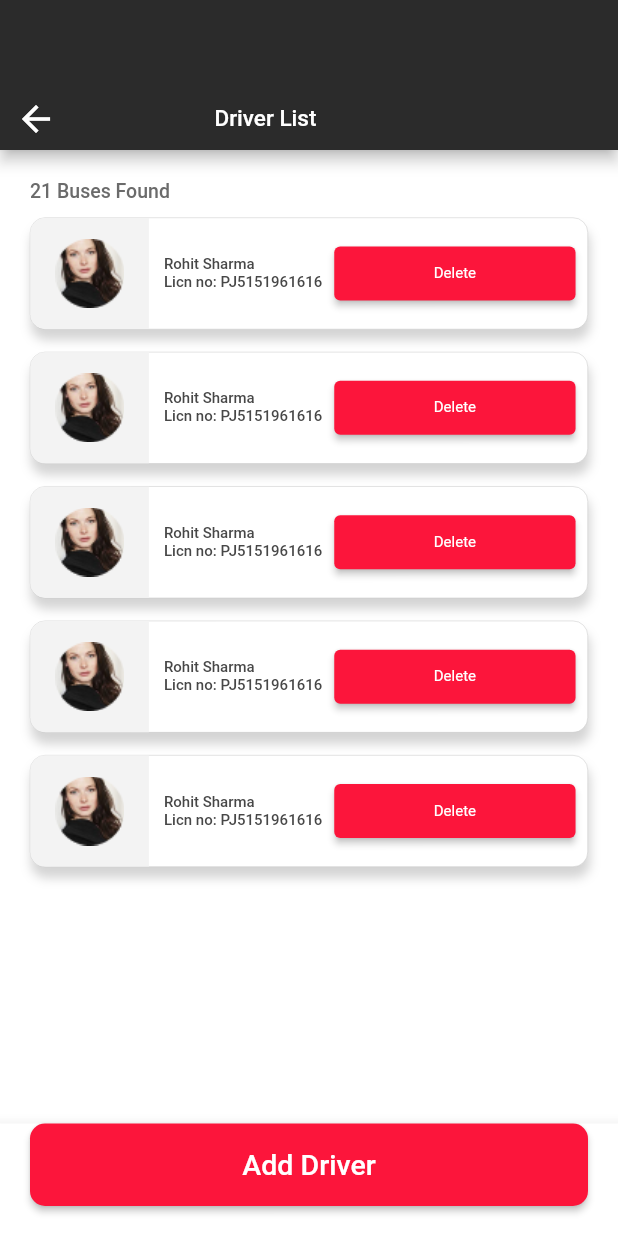
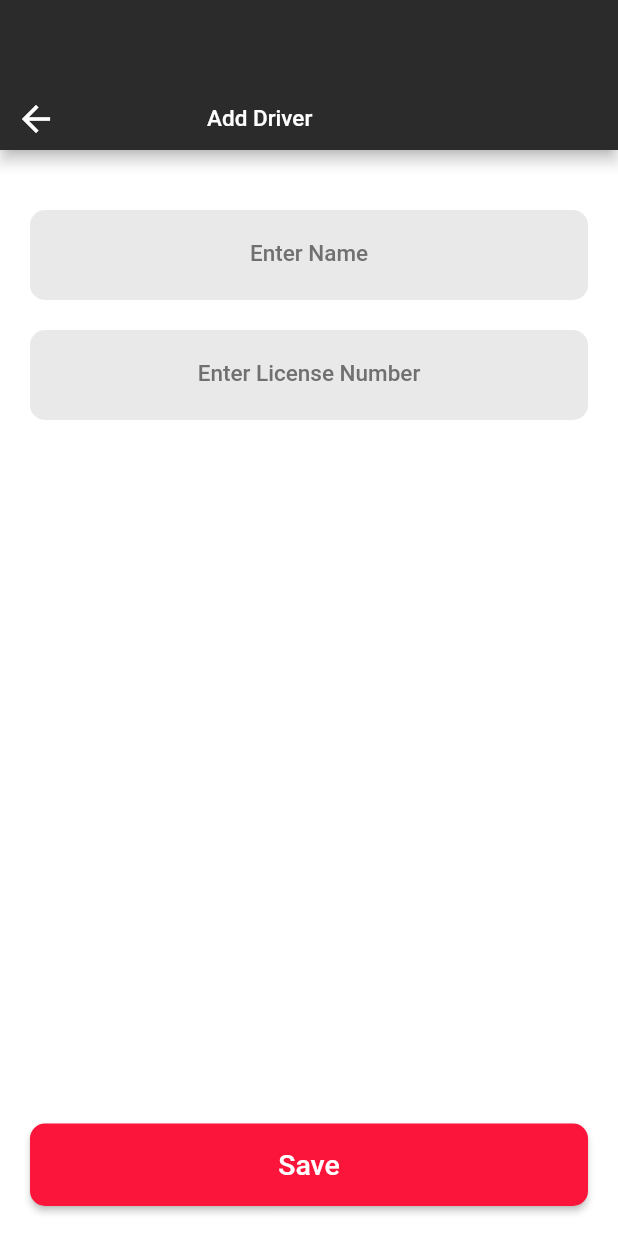
Before and after one commit to rasinchungath/movbee-flutter-test, a Flutter app: the DriversList screen opened by its route, after a tap on "Add Driver", on a phone screen of 412 x 824 dp. Run offline on Flutter 3.47's test engine with Material 2 defaults, Android fonts, the phone set to English and light mode, and no system bars.

Commit message:
UI Completed

```diff
--- a/lib/main.dart
+++ b/lib/main.dart
@@ -1,5 +1,6 @@
 import 'package:flutter/material.dart';
 import 'package:machine_test/constants/colors.dart';
+import 'package:machine_test/screens/add_driver_screen.dart';
 import 'package:machine_test/screens/bus_detail_screen.dart';
 import 'package:machine_test/screens/driver_list.dart';
 import 'package:machine_test/screens/home_screen.dart';
@@ -29,14 +30,13 @@ class MyApp extends StatelessWidget {
         WelcomeScreen.id: (context) => const WelcomeScreen(),
         LoginScreen.id: (context) => const LoginScreen(),
         HomeScreen.id: (context) => const HomeScreen(),
-       BusDetailScreen.id:  (context) => const  BusDetailScreen(),
-       SecondDetailScreen.id:(context) => const  SecondDetailScreen(),
-       DriversList.id: (context) => const  DriversList(),
-
+        BusDetailScreen.id: (context) => const BusDetailScreen(),
+        SecondDetailScreen.id: (context) => const SecondDetailScreen(),
+        DriversList.id: (context) => const DriversList(),
+        AddDriverScreen.id: (context) => const AddDriverScreen(),
       },
     );
   }
 }
 
-class BusDetailsScreen {
-}
+class BusDetailsScreen {}
--- /dev/null
+++ b/lib/screens/add_driver_screen.dart
@@ -0,0 +1,43 @@
+import 'package:flutter/material.dart';
+import 'package:machine_test/constants/colors.dart';
+import 'package:machine_test/custom%20widgets/custom_textfield.dart';
+import '../custom widgets/custom_button.dart';
+import '../utils/appbars.dart';
+
+class AddDriverScreen extends StatelessWidget {
+  static const String id = 'addDriver_screen';
+  const AddDriverScreen({super.key});
+
+  @override
+  Widget build(BuildContext context) {
+    return Scaffold(
+      appBar: busDetailAppbar(context, 'Add Driver', 90),
+      body: Column(
+        mainAxisAlignment: MainAxisAlignment.spaceBetween,
+        children: [
+          Column(
+            children: [
+              const SizedBox(
+                height: 40,
+              ),
+              CustomTextField(hintLabel: 'Enter Name'),
+              const SizedBox(
+                height: 20,
+              ),
+              CustomTextField(hintLabel: 'Enter License Number'),
+            ],
+          ),
+          Padding(
+            padding: const EdgeInsets.all(20.0),
+            child: CustomButton(
+              label: 'Save',
+              buttonColor: kRedBGColor,
+              onpressed: () {},
+              textColor: kWhiteBGColor,
+            ),
+          )
+        ],
+      ),
+    );
+  }
+}
--- a/lib/screens/driver_list.dart
+++ b/lib/screens/driver_list.dart
@@ -3,6 +3,7 @@ import 'package:machine_test/constants/colors.dart';
 import '../custom widgets/custom_button.dart';
 import '../utils/appbars.dart';
 import '../utils/bus_manage_card.dart';
+import 'add_driver_screen.dart';
 
 class DriversList extends StatelessWidget {
   static const String id = 'driver_list';
@@ -11,7 +12,7 @@ class DriversList extends StatelessWidget {
   @override
   Widget build(BuildContext context) {
     return Scaffold(
-      appBar: busDetailAppbar(context,  'Driver List', 95),
+      appBar: busDetailAppbar(context, 'Driver List', 90),
       body: SingleChildScrollView(
         child: Padding(
           padding: const EdgeInsets.all(20.0),
@@ -19,7 +20,7 @@ class DriversList extends StatelessWidget {
             crossAxisAlignment: CrossAxisAlignment.start,
             children: [
               const Text(
-                  '21 Buses Found',
+                '21 Drivers Found',
                 style: TextStyle(
                   fontWeight: FontWeight.w500,
                   fontSize: 13,
@@ -35,7 +36,8 @@ class DriversList extends StatelessWidget {
                 itemCount: 5,
                 itemBuilder: (context, index) => const Padding(
                   padding: EdgeInsets.only(bottom: 15),
-                    child: BusManageCard(image: 'assets/images/Ellipse.png',
+                  child: BusManageCard(
+                    image: 'assets/images/Ellipse.png',
                     title: 'Rohit Sharma',
                     subTitle: 'Licn no: PJ5151961616',
                     buttonText: 'Delete',
@@ -52,9 +54,11 @@ class DriversList extends StatelessWidget {
           child: CustomButton(
               label: 'Add Driver',
               buttonColor: kRedBGColor,
-           onpressed: (){},
+              onpressed: () {
+                Navigator.pushNamed(context, AddDriverScreen.id);
+              },
               textColor: kWhiteBGColor),
-        ) ,
+        ),
       ),
     );
   }
--- a/lib/screens/welcome_screen.dart
+++ b/lib/screens/welcome_screen.dart
@@ -11,7 +11,7 @@ class WelcomeScreen extends StatelessWidget {
   @override
   Widget build(BuildContext context) {
     return Scaffold(
-     backgroundColor: kRedBGColor,
+      backgroundColor: kRedBGColor,
       body: Center(
         child: Padding(
           padding: const EdgeInsets.only(
--- a/lib/utils/appbars.dart
+++ b/lib/utils/appbars.dart
@@ -2,8 +2,8 @@ import 'package:flutter/material.dart';
 
 import '../constants/colors.dart';
 
-AppBar appBar(){
-  return  AppBar(
+AppBar appBar() {
+  return AppBar(
     toolbarHeight: 100,
     flexibleSpace: Container(
       color: kPrimaryColor,
@@ -39,7 +39,7 @@ AppBar appBar(){
   );
 }
 
-AppBar busDetailAppbar(BuildContext context, String text, double width){
+AppBar busDetailAppbar(BuildContext context, String text, double width) {
   return AppBar(
     automaticallyImplyLeading: false,
     toolbarHeight: 100,
--- a/lib/utils/bus_card.dart
+++ b/lib/utils/bus_card.dart
@@ -8,8 +8,8 @@ class BusCard extends StatelessWidget {
   @override
   Widget build(BuildContext context) {
     return GestureDetector(
-      onTap: (){
-         Navigator.pushNamed(context,  SecondDetailScreen.id);
+      onTap: () {
+        Navigator.pushNamed(context, SecondDetailScreen.id);
       },
       child: Stack(
         children: [
--- a/lib/utils/bus_seat2.dart
+++ b/lib/utils/bus_seat2.dart
@@ -30,9 +30,7 @@ class BusSeatTwo extends StatelessWidget {
 
 Widget seatImage() {
   return GestureDetector(
-    onTap: () {
-
-    },
+    onTap: () {},
     child: Stack(
       children: [
         SizedBox(
--- a/lib/utils/driver_card.dart
+++ b/lib/utils/driver_card.dart
@@ -9,8 +9,8 @@ class DriverCard extends StatelessWidget {
   @override
   Widget build(BuildContext context) {
     return GestureDetector(
-      onTap: (){
-        Navigator.pushNamed(context,  DriversList.id);
+      onTap: () {
+        Navigator.pushNamed(context, DriversList.id);
       },
       child: Stack(
         children: [
```
Also changed, not shown: lib/screens/login_screen.dart (+18 -13 lines), lib/screens/second_detail_screen.dart (+3 -4 lines), lib/utils/liscence_card.dart (+6 -3 lines), lib/constants/colors.dart (line endings or trailing spaces). Lines whose indentation alone changed are shown as unchanged.
